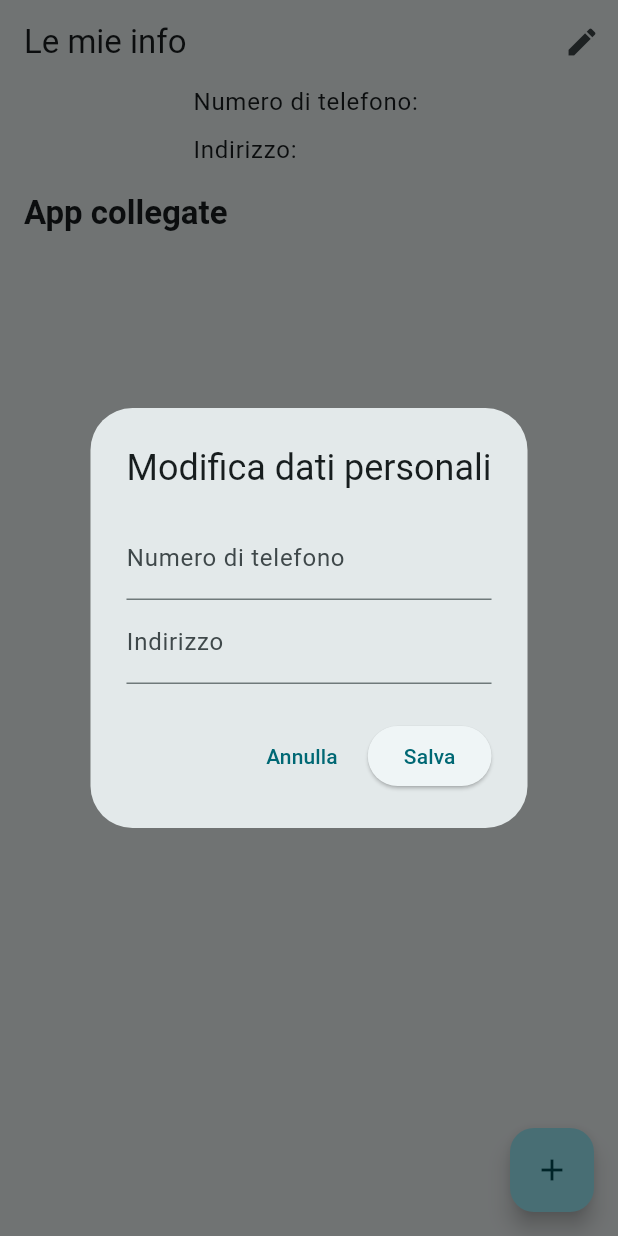
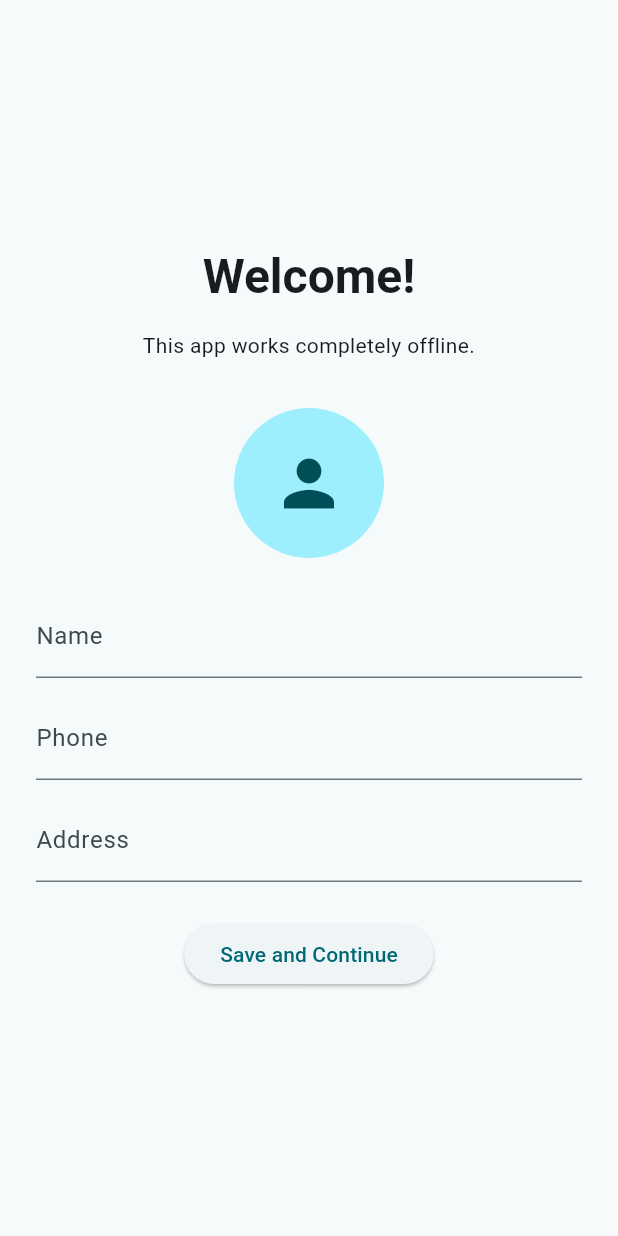
Before and after one commit to ctrlVnt/AddressKeeper, a Flutter app: the screen it shows after launch, on a phone screen of 412 x 824 dp. Run offline on Flutter 3.47's test engine with Material 3 defaults, Android fonts, the phone set to English and light mode, and no system bars; our stand-ins replace image_picker, permission_handler, shared_preferences, sqflite, sqflite_common_ffi; accounts and stored records are empty.

Commit message:
Added welcome screen

```diff
--- a/lib/home.dart
+++ b/lib/home.dart
@@ -12,6 +12,7 @@
 class _HomePageState extends State<HomePage> {
   String currentPhone = "";
   String currentAddress = "";
+  String name = "";
 
   List<AppInfo> apps = [];
 
@@ -25,18 +26,15 @@
   Future<void> _loadPrefs() async {
     final prefs = await SharedPreferences.getInstance();
     setState(() {
-      currentPhone = prefs.getString('currentPhone') ?? currentPhone;
-      currentAddress = prefs.getString('currentAddress') ?? currentAddress;
+      name = prefs.getString('name') ?? currentPhone;
+      currentPhone = prefs.getString('phone') ?? currentPhone;
+      currentAddress = prefs.getString('address') ?? currentAddress;
     });
-
-    if(currentPhone == ""){
-      _editPersonalDataDialog();
-    }
   }
 
   Future<void> _savePrefs() async {
     final prefs = await SharedPreferences.getInstance();
-    await prefs.setString('currentPhone', currentPhone);
+    await prefs.setString('Phone', currentPhone);
     await prefs.setString('currentAddress', currentAddress);
   }
 
@@ -81,7 +79,6 @@
                 await _savePrefs();
                 Navigator.of(context).pop();
               } else {
-                // magari mostra errore per campi vuoti
                 ScaffoldMessenger.of(context).showSnackBar(
                   SnackBar(content: Text("Compila entrambi i campi")),
                 );
@@ -192,32 +189,56 @@
     final textColorError = theme.colorScheme.error;
 
     return Scaffold(
-      appBar: AppBar(title: Text('Le mie info'),
-        actions: [
-          IconButton(
-          icon: Icon(Icons.edit),
-          tooltip: "Modifica dati personali",
-          onPressed: _editPersonalDataDialog,
-          ),
-        ],
+      appBar: AppBar(
+        title: Text('Home',style: TextStyle(fontWeight: FontWeight.bold)),
+        centerTitle: true,
       ),
       body: Column(
         crossAxisAlignment: CrossAxisAlignment.start,
         children: [
           Center(
-            child: Column(
-              crossAxisAlignment: CrossAxisAlignment.start,
-              children: [
-                Text("Numero di telefono: $currentPhone", style: theme.textTheme.bodyLarge),
-                SizedBox(height: 8),
-                Text("Indirizzo: $currentAddress", style: theme.textTheme.bodyLarge),
-              ],
-            ),
+            child:
+                  Column(
+                    children: [
+                      CircleAvatar(
+                        radius: 30,
+                        backgroundImage: AssetImage('assets/images/profile.png'),
+                      ),
+                      SizedBox(height: 16),
+                      Text(currentPhone, style: theme.textTheme.bodyLarge),
+                      SizedBox(height: 8),
+                      Text(currentAddress, style: theme.textTheme.bodyLarge),
+                      Align(
+                        alignment: Alignment.center, // o Alignment.centerLeft / right
+                        child: Padding(
+                          padding: const EdgeInsets.symmetric(vertical: 8),
+                          child: ElevatedButton(
+                            style: ElevatedButton.styleFrom(
+                              padding: EdgeInsets.symmetric(horizontal: 12, vertical: 12),
+                              shape: RoundedRectangleBorder(
+                                borderRadius: BorderRadius.circular(25),
+                              ),
+                            ),
+                            onPressed: _editPersonalDataDialog,
+                            child: Row(
+                              mainAxisSize: MainAxisSize.min,
+                              children: [
+                                Text("Edit personal data"),
+                                SizedBox(width: 8),
+                                Icon(Icons.edit),
+                              ],
+                            ),
+                          ),
+                        ),
+                      )
+                    ],
+                  ),
+
           ),
           SizedBox(height: 16),
           Padding(
             padding: const EdgeInsets.symmetric(horizontal: 16),
-            child: Text("App collegate", style: theme.textTheme.titleLarge?.copyWith(fontWeight: FontWeight.bold)),
+            child: Text("Apps", style: theme.textTheme.titleLarge?.copyWith(fontWeight: FontWeight.bold)),
           ),
           SizedBox(height: 8),
           Expanded(
@@ -241,13 +262,13 @@
                       crossAxisAlignment: CrossAxisAlignment.start,
                       children: [
                         Text(
-                          "Telefono: ${app.phone}",
+                          "Number: ${app.phone}",
                           style: theme.textTheme.bodyMedium?.copyWith(
                             color: isPhoneMatching ? null : textColorError,
                           ),
                         ),
                         Text(
-                          "Indirizzo: ${app.address}",
+                          "Address: ${app.address}",
                           style: theme.textTheme.bodyMedium?.copyWith(
                             color: isAddressMatching ? null : textColorError,
                           ),
@@ -279,7 +300,7 @@
       floatingActionButton: FloatingActionButton(
         onPressed: _addAppDialog,
         child: Icon(Icons.add),
-        tooltip: "Nuova registrazione",
+        tooltip: "Add app",
       ),
     );
   }
--- a/lib/main.dart
+++ b/lib/main.dart
@@ -1,11 +1,12 @@
 import 'dart:io';
-
+import 'package:shared_preferences/shared_preferences.dart';
 import 'package:flutter/material.dart';
 import 'package:sqflite_common_ffi/sqflite_ffi.dart';
 
 import 'home.dart';
+import 'welcome.dart';
 
-void main() {
+void main() async {
   WidgetsFlutterBinding.ensureInitialized();
 
   if (Platform.isWindows || Platform.isLinux || Platform.isMacOS) {
@@ -13,11 +14,16 @@
     databaseFactory = databaseFactoryFfi;
   }
 
-  runApp(const MyApp());
+  final prefs = await SharedPreferences.getInstance();
+  final hasName = prefs.getString('name') != null;
+
+  runApp(MyApp(showWelcome: !hasName));
 }
 
 class MyApp extends StatelessWidget {
-  const MyApp({super.key});
+  const MyApp({super.key, required this.showWelcome});
+
+  final bool showWelcome;
 
   @override
   Widget build(BuildContext context) {
@@ -36,7 +42,11 @@
         useMaterial3: true,
       ),
       themeMode: ThemeMode.system, // o .dark se vuoi forzarlo
-      home: HomePage(),
+      home: showWelcome
+          ? WelcomeScreen(onContinue: () {
+        // You can navigate to your HomePage here
+      })
+          : HomePage(),
     );
   }
 }
--- /dev/null
+++ b/lib/welcome.dart
@@ -0,0 +1,169 @@
+import 'package:flutter/material.dart';
+import 'package:shared_preferences/shared_preferences.dart';
+import 'dart:io';
+import 'package:image_picker/image_picker.dart';
+import 'package:permission_handler/permission_handler.dart';
+
+class WelcomeScreen extends StatefulWidget {
+  final VoidCallback onContinue;
+
+  const WelcomeScreen({Key? key, required this.onContinue}) : super(key: key);
+
+  @override
+  State<WelcomeScreen> createState() => _WelcomeScreenState();
+}
+
+class _WelcomeScreenState extends State<WelcomeScreen> {
+  final _formKey = GlobalKey<FormState>();
+  final _nameController = TextEditingController();
+  final _phoneController = TextEditingController();
+  final _addressController = TextEditingController();
+
+  String? name;
+  String? phone;
+  String? address;
+  String? profileImagePath;
+
+  final ImagePicker _picker = ImagePicker();
+
+  @override
+  void initState() {
+    super.initState();
+    _loadPersonalData();
+  }
+
+  Future<void> _pickImage() async {
+    var status = await Permission.photos.status;
+    if (!status.isGranted) {
+      status = await Permission.photos.request();
+      if (!status.isGranted) {
+        ScaffoldMessenger.of(context).showSnackBar(
+          SnackBar(content: Text('Permission to access photos is required.')),
+        );
+        return;
+      }
+    }
+    final XFile? image = await _picker.pickImage(source: ImageSource.gallery);
+
+    if (image != null) {
+      setState(() {
+        profileImagePath = image.path;
+      });
+
+      final prefs = await SharedPreferences.getInstance();
+      await prefs.setString('profile_image', image.path);
+    }
+  }
+
+  Future<void> _loadPersonalData() async {
+    final prefs = await SharedPreferences.getInstance();
+    setState(() {
+      name = prefs.getString('name');
+      phone = prefs.getString('phone');
+      address = prefs.getString('address');
+      profileImagePath = prefs.getString('profile_image'); // optional
+    });
+  }
+
+  Future<void> _saveAndContinue() async {
+    final prefs = await SharedPreferences.getInstance();
+    await prefs.setString('name', _nameController.text);
+    await prefs.setString('phone', _phoneController.text);
+    await prefs.setString('address', _addressController.text);
+
+    setState(() {
+      name = _nameController.text;
+      phone = _phoneController.text;
+      address = _addressController.text;
+    });
+
+    widget.onContinue(); // vai alla home
+  }
+
+  @override
+  Widget build(BuildContext context) {
+    final theme = Theme.of(context);
+
+    return Scaffold(
+      body: SafeArea(
+        child: Center(
+          child: SingleChildScrollView(
+            padding: const EdgeInsets.symmetric(horizontal: 24),
+            child: Form(
+              key: _formKey,
+              child: Column(
+                mainAxisAlignment: MainAxisAlignment.center,
+                children: [
+                  Text(
+                    "Welcome!",
+                    style: theme.textTheme.headlineLarge?.copyWith(fontWeight: FontWeight.bold),
+                  ),
+                  const SizedBox(height: 16),
+                  Text(
+                    "This app works completely offline.",
+                    style: theme.textTheme.bodyMedium,
+                    textAlign: TextAlign.center,
+                  ),
+                  const SizedBox(height: 32),
+
+                  GestureDetector(
+                    onTap: _pickImage,
+                    child: CircleAvatar(
+                      radius: 50,
+                      backgroundImage: profileImagePath != null ? FileImage(File(profileImagePath!)) : null,
+                      child: profileImagePath == null
+                          ? const Icon(Icons.person, size: 50)
+                          : null,
+                    ),
+                  ),
+
+                  const SizedBox(height: 24),
+
+                  if (name == null || phone == null || address == null) ...[
+                    TextFormField(
+                      controller: _nameController,
+                      decoration: const InputDecoration(labelText: "Name"),
+                      validator: (value) => value == null || value.isEmpty ? "Required" : null,
+                    ),
+                    const SizedBox(height: 12),
+                    TextFormField(
+                      controller: _phoneController,
+                      decoration: const InputDecoration(labelText: "Phone"),
+                      validator: (value) => value == null || value.isEmpty ? "Required" : null,
+                    ),
+                    const SizedBox(height: 12),
+                    TextFormField(
+                      controller: _addressController,
+                      decoration: const InputDecoration(labelText: "Address"),
+                      validator: (value) => value == null || value.isEmpty ? "Required" : null,
+                    ),
+                    const SizedBox(height: 24),
+                    ElevatedButton(
+                      onPressed: () {
+                        if (_formKey.currentState!.validate()) {
+                          _saveAndContinue();
+                        }
+                      },
+                      child: const Text("Save and Continue"),
+                    ),
+                  ] else ...[
+                    Text(name!, style: theme.textTheme.titleLarge),
+                    const SizedBox(height: 8),
+                    Text("Phone: $phone", style: theme.textTheme.bodyLarge),
+                    const SizedBox(height: 4),
+                    Text("Address: $address", style: theme.textTheme.bodyLarge),
+                    const SizedBox(height: 32),
+                    ElevatedButton(
+                      onPressed: widget.onContinue,
+                      child: const Text("Continue"),
+                    ),
+                  ],
+                ],
+              ),
+            ),
+          ),
+        ),
+      ),
+    );
+  }
+}
```
Also changed, not shown: pubspec.yaml (+6 -4 lines), pubspec.lock, 7 other files.
